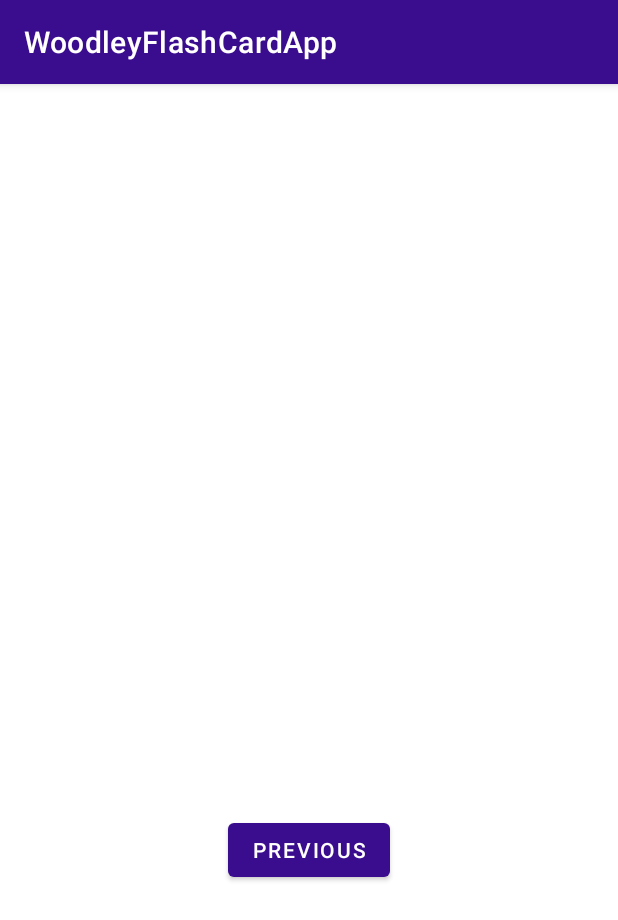
After one commit to kinglaine/FlashCardApp, an Android app: the fragment SecondFragment shown on its own in the app's theme, on a phone screen of 412 x 824 dp. The commit adds this screen. Shown: the top 920 px of the screen. Run offline under Robolectric (Android 15) with nearby library versions, the light colour scheme and no system bars.

Commit message:
Add second activity

```diff
--- a/app/build.gradle
+++ b/app/build.gradle
@@ -33,6 +33,8 @@ dependencies {
     implementation 'androidx.appcompat:appcompat:1.1.0'
     implementation 'com.google.android.material:material:1.1.0'
     implementation 'androidx.constraintlayout:constraintlayout:1.1.3'
+    implementation 'androidx.navigation:navigation-fragment:2.2.2'
+    implementation 'androidx.navigation:navigation-ui:2.2.2'
     testImplementation 'junit:junit:4.+'
     androidTestImplementation 'androidx.test.ext:junit:1.1.1'
     androidTestImplementation 'androidx.test.espresso:espresso-core:3.2.0'
--- /dev/null
+++ b/app/src/main/java/com/example/woodleyflashcardapp/SecondFragment.java
@@ -0,0 +1,34 @@
+package com.example.woodleyflashcardapp;
+
+import android.os.Bundle;
+import android.view.LayoutInflater;
+import android.view.View;
+import android.view.ViewGroup;
+
+import androidx.annotation.NonNull;
+import androidx.fragment.app.Fragment;
+import androidx.navigation.fragment.NavHostFragment;
+
+public class SecondFragment extends Fragment {
+
+    @Override
+    public View onCreateView(
+            LayoutInflater inflater, ViewGroup container,
+            Bundle savedInstanceState
+    ) {
+        // Inflate the layout for this fragment
+        return inflater.inflate(R.layout.fragment_second, container, false);
+    }
+
+    public void onViewCreated(@NonNull View view, Bundle savedInstanceState) {
+        super.onViewCreated(view, savedInstanceState);
+
+        view.findViewById(R.id.button_second).setOnClickListener(new View.OnClickListener() {
+            @Override
+            public void onClick(View view) {
+                NavHostFragment.findNavController(SecondFragment.this);
+
+            }
+        });
+    }
+}
--- /dev/null
+++ b/app/src/main/res/layout/content_add_card.xml
@@ -0,0 +1,6 @@
+<?xml version="1.0" encoding="utf-8"?>
+<androidx.constraintlayout.widget.ConstraintLayout xmlns:android="http://schemas.android.com/apk/res/android"
+    xmlns:app="http://schemas.android.com/apk/res-auto"
+    android:layout_width="match_parent"
+    android:layout_height="match_parent"
+    app:layout_behavior="@string/appbar_scrolling_view_behavior"></androidx.constraintlayout.widget.ConstraintLayout>
--- /dev/null
+++ b/app/src/main/res/layout/fragment_second.xml
@@ -0,0 +1,27 @@
+<?xml version="1.0" encoding="utf-8"?>
+<androidx.constraintlayout.widget.ConstraintLayout xmlns:android="http://schemas.android.com/apk/res/android"
+    xmlns:app="http://schemas.android.com/apk/res-auto"
+    xmlns:tools="http://schemas.android.com/tools"
+    android:layout_width="match_parent"
+    android:layout_height="match_parent"
+    tools:context=".SecondFragment">
+
+    <TextView
+        android:id="@+id/textview_second"
+        android:layout_width="wrap_content"
+        android:layout_height="wrap_content"
+        app:layout_constraintBottom_toTopOf="@id/button_second"
+        app:layout_constraintEnd_toEndOf="parent"
+        app:layout_constraintStart_toStartOf="parent"
+        app:layout_constraintTop_toTopOf="parent" />
+
+    <Button
+        android:id="@+id/button_second"
+        android:layout_width="wrap_content"
+        android:layout_height="wrap_content"
+        android:text="@string/previous"
+        app:layout_constraintBottom_toBottomOf="parent"
+        app:layout_constraintEnd_toEndOf="parent"
+        app:layout_constraintStart_toStartOf="parent"
+        app:layout_constraintTop_toBottomOf="@id/textview_second" />
+</androidx.constraintlayout.widget.ConstraintLayout>
--- /dev/null
+++ b/app/src/main/res/values/dimens.xml
@@ -0,0 +1,3 @@
+<resources>
+    <dimen name="fab_margin">16dp</dimen>
+</resources>
```
Also changed, not shown: app/src/main/AndroidManifest.xml (+4 -3 lines), app/src/main/java/com/example/woodleyflashcardapp/AddCardActivity.java (added, +31 -0 lines), app/src/main/java/com/example/woodleyflashcardapp/FirstFragment.java (added, +34 -0 lines), app/src/main/java/com/example/woodleyflashcardapp/MainActivity.java (+28 -14 lines), app/src/main/res/layout/activity_add_card.xml (added, +33 -0 lines), app/src/main/res/layout/activity_add_card2.xml (added, +33 -0 lines), app/src/main/res/layout/activity_main.xml (+9 -0 lines), app/src/main/res/layout/fragment_first.xml (added, +28 -0 lines), app/src/main/res/values/strings.xml (+6 -1 lines), app/src/main/res/values/themes.xml (+9 -0 lines).
